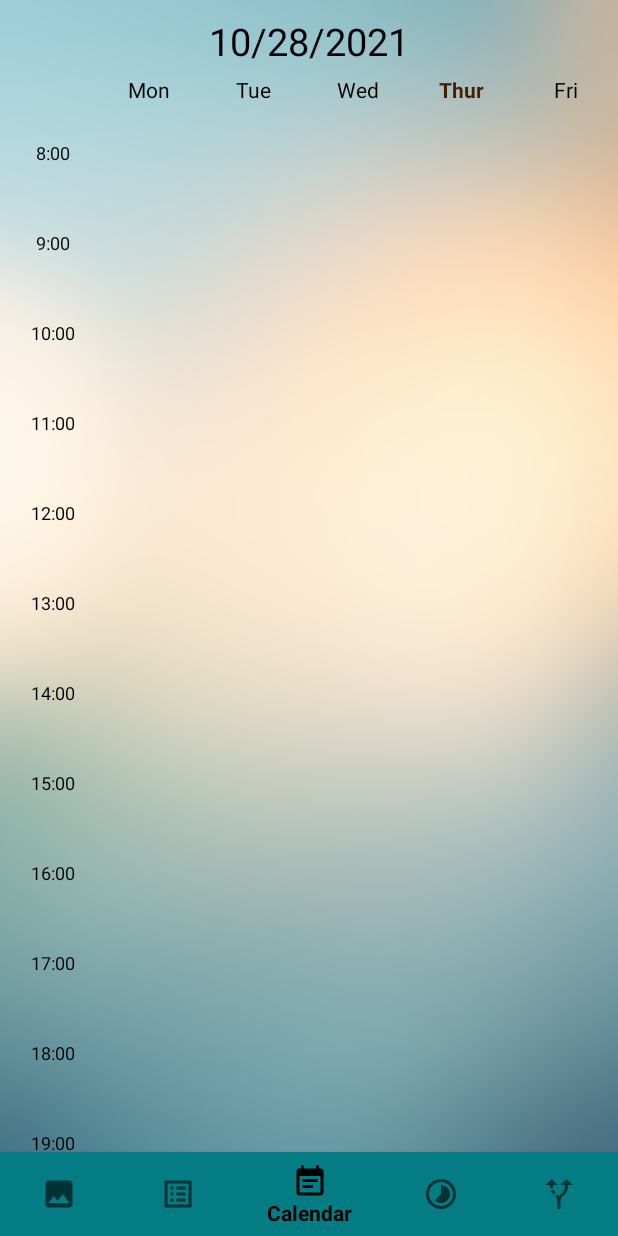
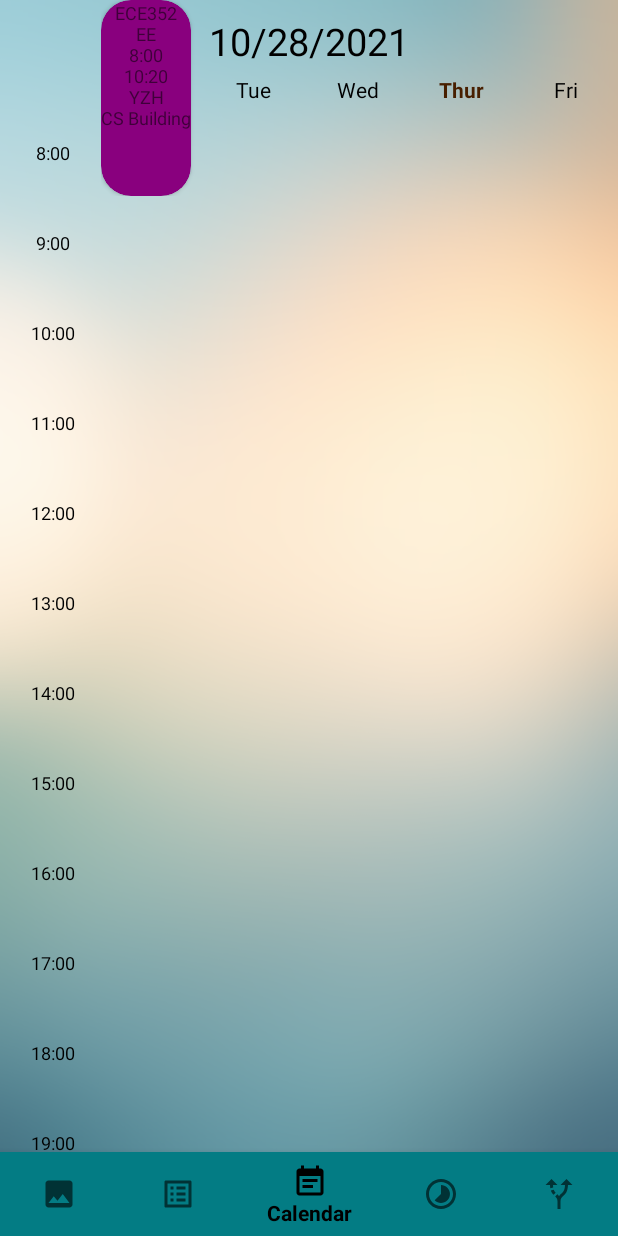
Before and after one commit to YingzeHou/FinalApp, an Android app: the screen it shows after launch (MainActivity), on a phone screen of 412 x 824 dp. Run offline under Robolectric (Android 15) with nearby library versions, the phone set to English and light mode, and no system bars.

Commit message:
Render event card basically

```diff
--- a/app/src/main/java/com/example/finalapp/Calendar/CalendarFrag.java
+++ b/app/src/main/java/com/example/finalapp/Calendar/CalendarFrag.java
@@ -5,8 +5,11 @@ import android.content.Intent;
 import android.content.SharedPreferences;
 import android.graphics.Color;
 import android.graphics.Typeface;
+import android.os.Build;
 import android.os.Bundle;
 
+import androidx.annotation.RequiresApi;
+import androidx.cardview.widget.CardView;
 import androidx.fragment.app.Fragment;
 
 import android.view.LayoutInflater;
@@ -15,15 +18,22 @@ import android.view.MenuInflater;
 import android.view.MenuItem;
 import android.view.View;
 import android.view.ViewGroup;
+import android.widget.FrameLayout;
+import android.widget.LinearLayout;
 import android.widget.TextView;
 
+import com.example.finalapp.Calendar.dao.Event;
 import com.example.finalapp.Calendar.enums.DayOfWeek;
 import com.example.finalapp.R;
 
 import java.text.DateFormat;
 import java.text.SimpleDateFormat;
+import java.time.LocalTime;
+import java.time.temporal.ChronoUnit;
+import java.util.ArrayList;
 import java.util.Calendar;
 import java.util.Date;
+import java.util.List;
 
 /**
  * A simple {@link Fragment} subclass.
@@ -39,6 +49,8 @@ public class CalendarFrag extends Fragment {
     // the fragment initialization parameters, e.g. ARG_ITEM_NUMBER
     private static final String ARG_PARAM1 = "param1";
     private static final String ARG_PARAM2 = "param2";
+
+    private List<Event> eventList = new ArrayList<>();
 
     // TODO: Rename and change types of parameters
     private String mParam1;
@@ -77,12 +89,14 @@ public class CalendarFrag extends Fragment {
 
     }
 
+    @RequiresApi(api = Build.VERSION_CODES.O)
     @Override
     public View onCreateView(LayoutInflater inflater, ViewGroup container,
                              Bundle savedInstanceState) {
         // Inflate the layout for this fragment
         ViewGroup viewGroup = (ViewGroup) inflater.inflate(R.layout.fragment_calendar, container, false);
         setDateAndDay(viewGroup);
+        setEventCard(viewGroup);
         return viewGroup;
     }
 
@@ -107,6 +121,68 @@ public class CalendarFrag extends Fragment {
 
     }
 
+    @RequiresApi(api = Build.VERSION_CODES.O)
+    public void setEventCard(ViewGroup viewGroup){
+        Event event1 = new Event("ECE352", "#89007E",1,"EE", "8:00","10:20","YZH","CS Building");
+        eventList.add(event1);
+
+        for(Event event:eventList){
+            setEventCardHelper(viewGroup,event);
+        }
+
+    }
+
+    @RequiresApi(api = Build.VERSION_CODES.O)
+    private void setEventCardHelper(ViewGroup viewGroup, Event event){
+
+        // Get Week Panel to draw
+        int weekDay = event.getWeekDay();
+        int weekPanelId = DayOfWeek.valueOf((weekDay+1)%7).getWeekPanelId();
+        LinearLayout weekDayCol = (LinearLayout) viewGroup.findViewById(weekPanelId);
+
+        // Instantiate event card
+        CardView eventCard = new CardView(getContext());
+        eventCard.setMinimumWidth(10);
+
+        // Get time slot size needed
+        LocalTime startTime = LocalTime.of(Integer.valueOf(event.getStartTime().split(":")[0]),
+                Integer.valueOf(event.getStartTime().split(":")[1]));
+        LocalTime endTime = LocalTime.of(Integer.valueOf(event.getEndTime().split(":")[0]),
+                Integer.valueOf(event.getEndTime().split(":")[1]));
+        Double timeSlotRatio = Math.abs(ChronoUnit.HOURS.between(endTime,startTime)+ChronoUnit.MINUTES.between(endTime,startTime)%60/Double.valueOf(60));
+
+        // Get time start size needed
+        eventCard.setMinimumHeight((int) (getResources().getDimension(R.dimen.weekItemHeight)*timeSlotRatio));
+        FrameLayout.LayoutParams layoutParams = new FrameLayout.LayoutParams(ViewGroup.LayoutParams.WRAP_CONTENT, FrameLayout.LayoutParams.WRAP_CONTENT);
+        layoutParams.setMargins(10, (int) (getResources().getDimension(R.dimen.timeHeaderHeight)),10,0);
+
+        TextView eventText = new TextView(getContext());
+        eventText.setText(String.format("%s\n%s\n%s\n%s\n%s\n%s",event.getEventName(),event.getNote(),event.getStartTime(),event.getEndTime(),
+                event.getParticipant(),event.getLocation()));
+        eventText.setTextSize(12);
+        eventText.setTextAlignment(View.TEXT_ALIGNMENT_CENTER);
+        eventCard.addView(eventText);
+        eventCard.setCardBackgroundColor(Color.parseColor(event.getColorCode()));
+        eventCard.setRadius(30);
+        eventCard.setLayoutParams(layoutParams);
+        weekDayCol.addView(eventCard);
+
+//        LinearLayout weekDayCol = (LinearLayout) viewGroup.findViewById(R.id.weekPanel_1);
+//        CardView eventCard = new CardView(getContext());
+//        eventCard.setMinimumWidth(10);
+//        eventCard.setMinimumHeight((int) (getResources().getDimension(R.dimen.weekItemHeight)*1.2));
+//        FrameLayout.LayoutParams layoutParams = new FrameLayout.LayoutParams(ViewGroup.LayoutParams.WRAP_CONTENT, FrameLayout.LayoutParams.WRAP_CONTENT);
+//        layoutParams.setMargins(10, (int) (70+1.5*(int) getResources().getDimension(R.dimen.weekItemHeight)),10,0);
+//
+//        TextView eventText = new TextView(getContext());
+//        eventText.setText(" Event1\nNew Try ");
+//        eventText.setTextSize(15);
+//        eventText.setTextAlignment(View.TEXT_ALIGNMENT_CENTER);
+//        eventCard.addView(eventText);
+//        eventCard.setLayoutParams(layoutParams);
+//        weekDayCol.addView(eventCard);
+    }
+
 //    @Override
 //    public void onCreateOptionsMenu(Menu menu, MenuInflater inflater){
 //        inflater.inflate(R.menu.calendar_menu, menu);
--- a/app/src/main/java/com/example/finalapp/Calendar/dao/Event.java
+++ b/app/src/main/java/com/example/finalapp/Calendar/dao/Event.java
@@ -4,15 +4,17 @@ public class Event {
 
     private String eventName;
     private String colorCode;
+    private int weekDay;
     private String note;
     private String startTime;
     private String endTime;
     private String participant;
     private String location;
 
-    public Event(String eventName, String colorCode, String note, String startTime, String endTime, String participant, String location) {
+    public Event(String eventName, String colorCode, int weekDay, String note, String startTime, String endTime, String participant, String location) {
         this.eventName = eventName;
         this.colorCode = colorCode;
+        this.weekDay = weekDay;
         this.note = note;
         this.startTime = startTime;
         this.endTime = endTime;
@@ -76,11 +78,20 @@ public class Event {
         this.location = location;
     }
 
+    public int getWeekDay() {
+        return weekDay;
+    }
+
+    public void setWeekDay(int weekDay) {
+        this.weekDay = weekDay;
+    }
+
     @Override
     public String toString() {
         return "Event{" +
                 "eventName='" + eventName + '\'' +
                 ", colorCode='" + colorCode + '\'' +
+                ", weekDay=" + weekDay +
                 ", note='" + note + '\'' +
                 ", startTime='" + startTime + '\'' +
                 ", endTime='" + endTime + '\'' +
--- a/app/src/main/java/com/example/finalapp/Calendar/enums/DayOfWeek.java
+++ b/app/src/main/java/com/example/finalapp/Calendar/enums/DayOfWeek.java
@@ -3,22 +3,25 @@ package com.example.finalapp.Calendar.enums;
 import com.example.finalapp.R;
 
 public enum DayOfWeek {
-    SUN(1, R.id.sun,"Sun"),
-    MON(2,R.id.mon,"Mon"),
-    TUE(3,R.id.tue,"Tue"),
-    WED(4,R.id.wed,"Wed"),
-    THUR(5,R.id.thur,"Thur"),
-    FRI(6,R.id.fri,"Fri"),
-    SAT(7,R.id.sat,"Sat");
+    SUN(1, R.id.sun,"Sun", R.id.weekPanel_7),
+    MON(2,R.id.mon,"Mon",R.id.weekPanel_1),
+    TUE(3,R.id.tue,"Tue",R.id.weekPanel_2),
+    WED(4,R.id.wed,"Wed",R.id.weekPanel_3),
+    THUR(5,R.id.thur,"Thur",R.id.weekPanel_4),
+    FRI(6,R.id.fri,"Fri",R.id.weekPanel_5),
+    SAT(7,R.id.sat,"Sat",R.id.weekPanel_6);
 
 
     private int code;
     private int viewId;
     private String textContent;
-    DayOfWeek(int code, int viewId, String textContent){
+    private int weekPanelId;
+
+    DayOfWeek(int code, int viewId, String textContent, int weekPanelId){
         this.code = code;
         this.viewId = viewId;
         this.textContent = textContent;
+        this.weekPanelId = weekPanelId;
     }
 
     public String getTextContent() {
@@ -33,6 +36,26 @@ public enum DayOfWeek {
         return code;
     }
 
+    public void setCode(int code) {
+        this.code = code;
+    }
+
+    public void setViewId(int viewId) {
+        this.viewId = viewId;
+    }
+
+    public void setTextContent(String textContent) {
+        this.textContent = textContent;
+    }
+
+    public int getWeekPanelId() {
+        return weekPanelId;
+    }
+
+    public void setWeekPanelId(int weekPanelId) {
+        this.weekPanelId = weekPanelId;
+    }
+
     public static DayOfWeek valueOf(int code) {
         for (DayOfWeek dayOfWeek : values()) {
             if (dayOfWeek.code==code) {
--- a/app/src/main/res/layout/fragment_calendar.xml
+++ b/app/src/main/res/layout/fragment_calendar.xml
@@ -137,7 +137,7 @@
                 android:layout_height="wrap_content"
                 android:layout_weight="0.5"
                 android:orientation="vertical"
-                android:layout_marginTop="70dp">
+                android:layout_marginTop="@dimen/timeHeaderHeight">
 
                 <TextView
                     android:layout_width="fill_parent"
--- a/app/src/main/res/values/dimens.xml
+++ b/app/src/main/res/values/dimens.xml
@@ -25,6 +25,7 @@ http://developer.android.com/guide/topics/appwidgets/index.html#CreatingLayout
     -->
     <dimen name="widget_margin">8dp</dimen>
 
+    <dimen name="timeHeaderHeight">70dp</dimen>
     <dimen name="weekItemHeight">56dp</dimen>
     <dimen name="weekItemHeight_widget">48dp</dimen>
     <dimen name="weekItemMarTop">4dp</dimen>
```
